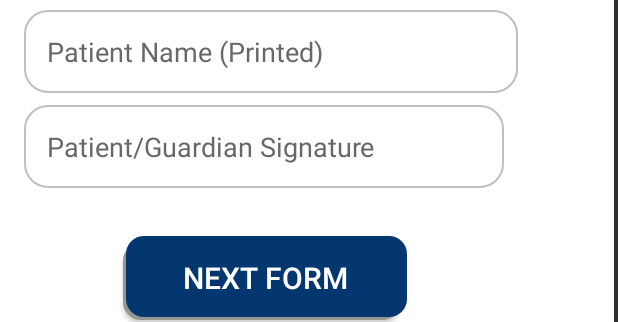
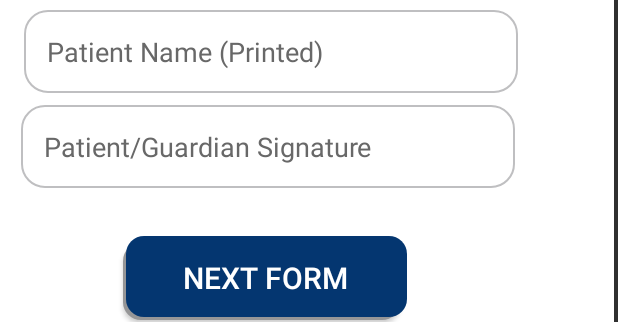
Before and after one commit to NP1022/Huda_Application, an Android app: the layout activity_patient_contract.xml on its own in the app's theme, with its tools: preview values and no code run, scrolled down 1174 dp, on a phone screen of 412 x 824 dp. Shown: the part 759-1081 px from the top of the screen. Run offline under Robolectric (Android 15) with nearby library versions, the phone set to English and light mode, and no system bars.

Commit message:
updated PatientContract XML

```diff
--- a/app/src/main/AndroidManifest.xml
+++ b/app/src/main/AndroidManifest.xml
@@ -65,7 +65,7 @@
             android:name=".AuthorizationForm"
             android:exported="false" />
         <activity
-            android:name=".PatientContract"
+            android:name=".MainActivity"
             android:exported="false" />
         <activity
             android:name=".CheckIn"
@@ -101,7 +101,7 @@
             android:name=".ForgotPassword"
             android:exported="false" />
         <activity
-            android:name=".MainActivity"
+            android:name=".PatientContract"
             android:exported="true"
             android:label="@string/app_name"
             android:theme="@style/Theme.Huda_Application.NoActionBar">
--- a/app/src/main/res/layout/activity_patient_contract.xml
+++ b/app/src/main/res/layout/activity_patient_contract.xml
@@ -38,7 +38,7 @@
             android:layout_marginTop="48dp"
             android:background="@color/white"
             android:text="Patient Contract"
-            android:textAlignment="center"
+            android:gravity="center"
             android:textColor="#043670"
             android:textSize="30sp"
             android:textStyle="bold"
@@ -203,7 +203,7 @@
 
         <EditText
             android:id="@+id/patientNameSignature2"
-            android:layout_width="320dp"
+            android:layout_width="329dp"
             android:layout_height="wrap_content"
             android:layout_marginTop="8dp"
             android:background="@drawable/edittextstyle"
```
